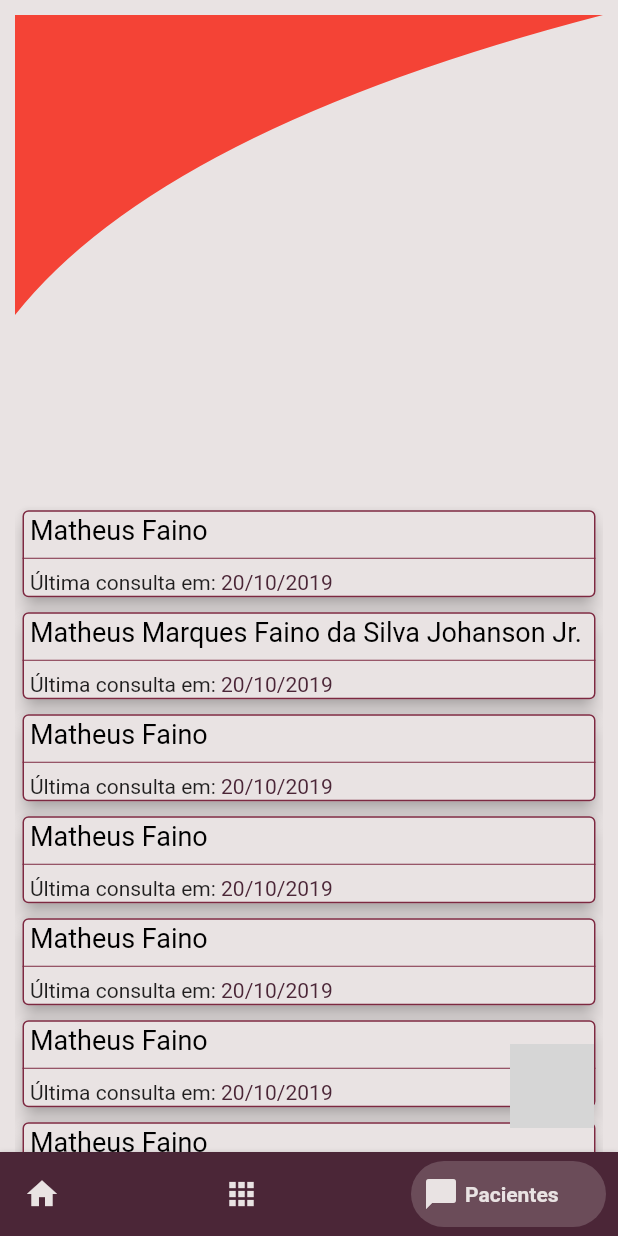
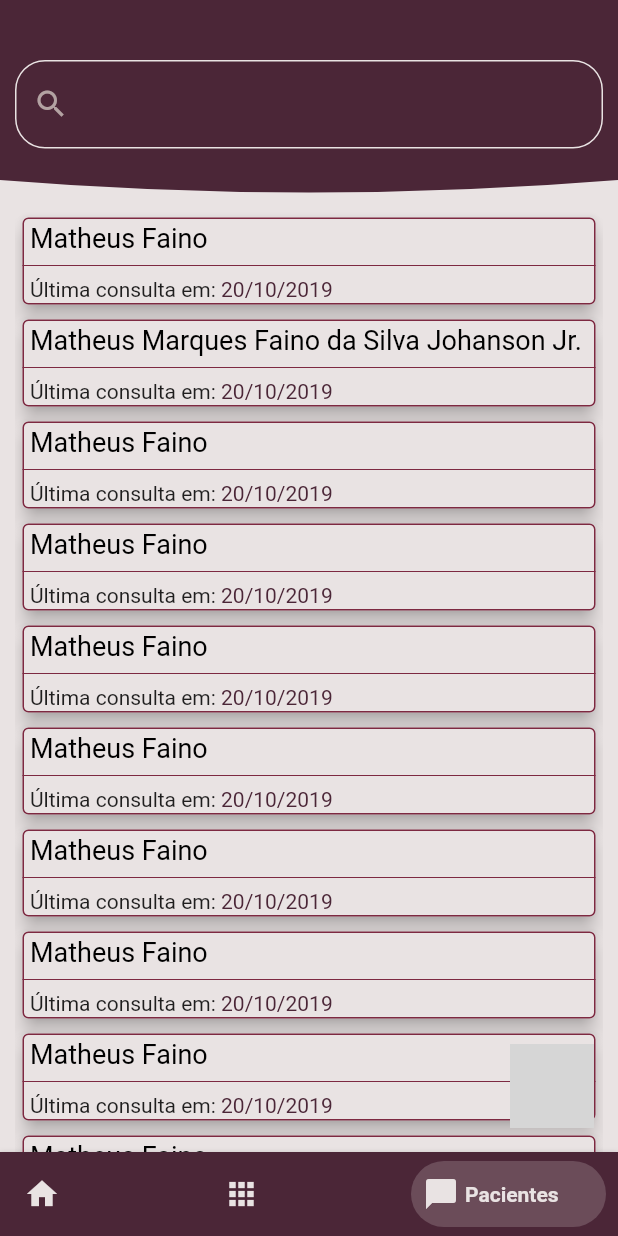
Before and after one commit to mathFaino/app, a Flutter app: the screen it shows after launch, swiped to page 3, on a phone screen of 412 x 824 dp. Run offline on Flutter 3.47's test engine with Material 2 defaults, Android fonts, the phone set to English and light mode, and no system bars; drawn by our look-alikes of bottom_navy_bar; missing offline and left inert: flutter_boom_menu; grey boxes are pictures that could not be loaded.

Commit message:
Add nova tela de lista
Adicionada nova tela de lista de pacientes

```diff
--- a/psicoapp/lib/main.dart
+++ b/psicoapp/lib/main.dart
@@ -3,12 +3,15 @@ import 'package:flutter/services.dart';
 import 'package:flutter/cupertino.dart';
 import 'package:flutter/material.dart';
 import 'package:flutter_boom_menu/flutter_boom_menu.dart';
+import 'package:psicoapp/screens/addPaciente.dart';
 import 'package:psicoapp/screens/consulta.dart';
 import 'package:psicoapp/screens/listaConsultas.dart';
 import 'package:psicoapp/screens/listaPacientes.dart';
 import 'package:psicoapp/screens/perfil.dart';
 import 'package:psicoapp/screens/addNewPaciente.dart';
 import 'package:psicoapp/screens/addNewConsulta.dart';
+import 'package:psicoapp/screens/addPaciente.dart';
+import 'package:psicoapp/screens/perfilPaciente.dart';
 
 void main() {
   runApp(MyApp());
@@ -42,7 +45,9 @@ class MyApp extends StatelessWidget {
         home: MyHomePage(title: 'Flutter Demo Home Page'),
         routes: <String, WidgetBuilder>{
           "/AddNewPaciente" : (BuildContext context) => AddnewPaciente(),
-          "/AddNewConsulta" : (BuildContext context) => AddNewConsulta()
+          "/AddNewConsulta" : (BuildContext context) => AddNewConsulta(),
+          "/AddPaciente" : (BuildContext context) => AddPaciente(),
+          "/PerfilPaciente" : (BuildContext context) => PerfilPaciente()
         },
       ),
     );
@@ -113,7 +118,7 @@ class _MyHomePageState extends State<MyHomePage> {
           subtitle: "Adicionar paciente já registrado",
           subTitleColor: Colors.white,
           backgroundColor: Colors.blue[900],
-          onTap: () => print('SECOND CHILD'),
+          onTap: (() => Navigator.of(context).pushNamed('/AddPaciente')),
         ),
         MenuItem(
           child: Icon(Icons.person_add, color: Colors.black),
--- a/psicoapp/lib/screens/listaPacientes.dart
+++ b/psicoapp/lib/screens/listaPacientes.dart
@@ -7,29 +7,23 @@ import 'package:psicoapp/widgets/textCamp.dart';
 class ListaPaciente extends StatelessWidget {
   @override
   Widget build(BuildContext context) {
-    return Container(
+    return Stack(
+      children: <Widget>[
+        Container(
           //height: MediaQuery.of(context).size.height - 56,
-        padding: EdgeInsets.fromLTRB(10,10,10,0),
+          padding: EdgeInsets.fromLTRB(10, 120, 10, 0),
           color: Color(0xFFE9E3E3),
           child: SingleChildScrollView(
             child: Column(
+
               crossAxisAlignment: CrossAxisAlignment.center,
               children: <Widget>[
-              ClipPath(
-                clipper: MyCustomClip(),
-                child: Container(
-                  width: MediaQuery.of(context).size.width,
-                  height:MediaQuery.of(context).size.height/2.7,
-                  decoration: BoxDecoration(
-                      color: Colors.red
-                  ),
-                ),
-              ),
                 Padding(
-                padding: EdgeInsets.only( top: 20),
+                  padding: EdgeInsets.only(top: 20),
                   child: PatienteTile(nome: "Matheus Faino", data: "20/10/2019",),
                 ),
-              PatienteTile(nome: "Matheus Marques Faino da Silva Johanson Jr.", data: "20/10/2019",),
+                PatienteTile(nome: "Matheus Marques Faino da Silva Johanson Jr.",
+                  data: "20/10/2019",),
                 PatienteTile(nome: "Matheus Faino", data: "20/10/2019",),
                 PatienteTile(nome: "Matheus Faino", data: "20/10/2019",),
                 PatienteTile(nome: "Matheus Faino", data: "20/10/2019",),
@@ -45,6 +39,50 @@ class ListaPaciente extends StatelessWidget {
               ],
             ),
           ),
+        ),
+        Positioned(
+            top: 0,
+            child: Column(
+              children: <Widget>[
+                Container(
+
+                  width: MediaQuery.of(context).size.width,
+                  padding: EdgeInsets.only(top: 40, left: 10, right: 10),
+                  height: 120,
+                  decoration: BoxDecoration(
+                    color: Color(0xFF4B2637),
+                  ),
+                  child: TextField(
+                    decoration: InputDecoration(
+                      prefixIcon: Icon(Icons.search, color: Color(0xFFB3A2A2),),
+                      enabledBorder: OutlineInputBorder(borderSide: BorderSide(color: Color(0xFFE9E3E3)),borderRadius: BorderRadius.circular(20)),
+                      focusedBorder: OutlineInputBorder(borderSide: BorderSide(color: Colors.green),borderRadius: BorderRadius.circular(20)),
+                    ),
+                  ),
+                ),
+
+                /*
+                * Configurar o clipper após a construção
+                * */
+                ClipPath(
+                  clipper: MyCustomClip(),
+                  child: Container(
+                    width: MediaQuery.of(context).size.width,
+                    height: 100,
+                    //MediaQuery.of(context).size.height/5,
+                    decoration: BoxDecoration(
+                        color: Color(0xFF4B2637)
+                    ),
+                  ),
+                ),
+              ],
+            )
+        ),
+      ],
     );
   }
 }
+
+
+
+/**/
--- a/psicoapp/lib/widgets/myCustomClip.dart
+++ b/psicoapp/lib/widgets/myCustomClip.dart
@@ -5,10 +5,10 @@ class MyCustomClip extends CustomClipper<Path>{
   Path getClip(Size size) {
     Path path = Path();
 
-    path.lineTo(0.0, 200);
+    //path.lineTo(0.0, size.height);
 
-    var controlPoint = Offset(((size.width/2)/2), ((size.height/2)/2));//X = ((size.width/2)/2) e Y = ((size.heigth/2)/2) ponto de controle
-    var endPoint = Offset(size.width, 0);//pontos da reta x= valor máximo e y = 0
+    var controlPoint = Offset((size.width/2), (size.height/6));//X = ((size.width/2)/2) e Y = ((size.heigth/2)/2) ponto de controle
+    var endPoint = Offset(size.width, 0.0);//pontos da reta x= valor máximo e y = 0
     path.quadraticBezierTo(
         controlPoint.dx, controlPoint.dy,
         endPoint.dx, endPoint.dy);
--- a/psicoapp/lib/widgets/patientTile.dart
+++ b/psicoapp/lib/widgets/patientTile.dart
@@ -10,7 +10,11 @@ class PatienteTile extends StatelessWidget{
 
   @override
   Widget build(BuildContext context) {
-    return Card(
+    return GestureDetector(
+      onTap: (){print("Perfil Paciente");
+        Navigator.of(context).pushNamed('/PerfilPaciente');
+      },
+      child: Card(
         color: Color(0xFFE9E3E3),
         elevation: 5,
         shape: OutlineInputBorder(borderSide: BorderSide(color: Color(0xFF7D2941)) ),
@@ -42,11 +46,12 @@ class PatienteTile extends StatelessWidget{
                   ],
                 ),
               ),
-            onTap: (){},
-          )
+              onTap: (){print("Data consulta");}
+            ),
           ],
         ),
 
+      ),
     );
   }
 
```
Also changed, not shown: psicoapp/lib/screens/addPaciente.dart (added, +104 -0 lines), psicoapp/lib/screens/perfilPaciente.dart (added, +107 -0 lines), psicoapp/lib/widgets/myCustomClipB.dart (added, +27 -0 lines). Lines whose indentation alone changed are shown as unchanged.
